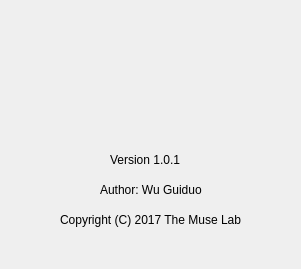
The window that mydialog.ui (wuxx/Converter) describes before a commit, drawn with Qt 5.
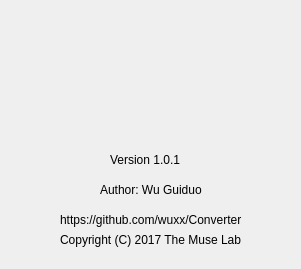
The same window after the commit.

```diff
--- a/mydialog.ui
+++ b/mydialog.ui
@@ -49,7 +49,7 @@
     </rect>
    </property>
    <property name="text">
-    <string>Copyright (C) 2017 The Muse Lab</string>
+    <string>https://github.com/wuxx/Converter</string>
    </property>
   </widget>
   <widget class="QLabel" name="imageLabel">
@@ -65,6 +65,19 @@
     <string/>
    </property>
   </widget>
+  <widget class="QLabel" name="copyrightLabel_2">
+   <property name="geometry">
+    <rect>
+     <x>60</x>
+     <y>230</y>
+     <width>201</width>
+     <height>20</height>
+    </rect>
+   </property>
+   <property name="text">
+    <string>Copyright (C) 2017 The Muse Lab</string>
+   </property>
+  </widget>
  </widget>
  <resources/>
  <connections/>
```
Left out of the diff: 2 changed lines with no effect on the pictures.
